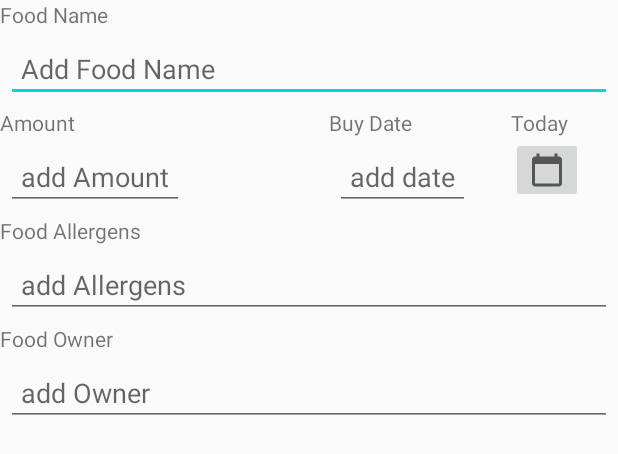
After one commit to lcao1812/Smart_Fridge_Interface, an Android app: the layout add_food_item_form.xml on its own in the app's theme, with its tools: preview values and no code run, on a phone screen of 412 x 824 dp. The commit adds this screen. Shown: the top 454 px of the screen. Run offline under Robolectric (Android 15) with nearby library versions, the phone set to English and light mode, and no system bars.

Commit message:
added ability to add food items to inventory

```diff
--- a/app/src/main/java/com/example/cmsc434smartfridgeproject/utils/FoodItem.java
+++ b/app/src/main/java/com/example/cmsc434smartfridgeproject/utils/FoodItem.java
@@ -6,11 +6,11 @@ import java.util.Date;
 import java.util.Set;
 
 public class FoodItem {
-    public FoodItem(String name, int amount, String date, Set allergens, String owner) throws ParseException {
+    public FoodItem(String name, int amount, Date date, Set allergens, String owner) throws ParseException {
         this.name = name;
         this.amount = amount;
         this.allergens = allergens;
-        this.buyDate = new SimpleDateFormat("MM dd, yyyy").parse(date);
+        this.buyDate = date;
         this.owner = owner;
     }
 
--- /dev/null
+++ b/app/src/main/res/drawable/ic_baseline_calendar_today_24.xml
@@ -0,0 +1,10 @@
+<vector xmlns:android="http://schemas.android.com/apk/res/android"
+    android:width="24dp"
+    android:height="24dp"
+    android:viewportWidth="24"
+    android:viewportHeight="24"
+    android:tint="?attr/colorControlNormal">
+  <path
+      android:fillColor="@android:color/white"
+      android:pathData="M20,3h-1L19,1h-2v2L7,3L7,1L5,1v2L4,3c-1.1,0 -2,0.9 -2,2v16c0,1.1 0.9,2 2,2h16c1.1,0 2,-0.9 2,-2L22,5c0,-1.1 -0.9,-2 -2,-2zM20,21L4,21L4,8h16v13z"/>
+</vector>
--- /dev/null
+++ b/app/src/main/res/layout/add_food_item_form.xml
@@ -0,0 +1,131 @@
+<?xml version="1.0" encoding="utf-8"?>
+<LinearLayout xmlns:android="http://schemas.android.com/apk/res/android"
+    android:layout_width="match_parent"
+    android:layout_height="match_parent"
+    android:orientation="vertical">
+    <LinearLayout
+        android:layout_width="match_parent"
+        android:layout_height="wrap_content"
+
+        android:orientation="vertical">
+        <TextView
+            android:layout_width="wrap_content"
+            android:layout_height="wrap_content"
+            android:text="Food Name" />
+        <EditText
+            android:id="@+id/addFoodName"
+            android:padding="10dp"
+            android:layout_margin="4dp"
+            android:hint="Add Food Name"
+            android:layout_width="match_parent"
+            android:layout_height="wrap_content"/>
+    </LinearLayout>
+
+    <LinearLayout
+        android:layout_width="match_parent"
+        android:layout_height="wrap_content"
+        android:orientation="horizontal">
+        <LinearLayout
+            android:layout_width="wrap_content"
+            android:layout_height="wrap_content"
+            android:layout_weight="1"
+            android:orientation="vertical">
+            <TextView
+                android:layout_width="wrap_content"
+                android:layout_height="wrap_content"
+                android:text="Amount"
+                />
+        <EditText
+            android:id="@+id/addFoodAmount"
+            android:padding="10dp"
+            android:layout_margin="4dp"
+            android:hint="add Amount"
+            android:inputType="number"
+            android:layout_width="wrap_content"
+            android:layout_height="wrap_content"/>
+        </LinearLayout>
+
+            <Space
+                android:layout_width="0dp"
+                android:layout_height="1dp"
+                android:layout_weight="1" >
+            </Space>
+        <LinearLayout
+            android:layout_width="wrap_content"
+            android:layout_height="wrap_content"
+            android:layout_weight="1"
+            android:orientation="horizontal">
+            <LinearLayout
+                android:layout_width="wrap_content"
+                android:layout_height="wrap_content"
+                android:layout_weight="1"
+                android:orientation="vertical">
+                <TextView
+                    android:layout_width="wrap_content"
+                    android:layout_height="wrap_content"
+                    android:text="Buy Date" />
+                <EditText
+                    android:id="@+id/addFoodDate"
+                    android:padding="10dp"
+                    android:layout_margin="4dp"
+                    android:hint="add date"
+                    android:inputType="date"
+                    android:layout_width="wrap_content"
+                    android:layout_height="wrap_content"/>
+            </LinearLayout>
+            <LinearLayout
+                android:layout_width="wrap_content"
+                android:layout_height="wrap_content"
+                android:layout_weight="1"
+                android:orientation="vertical">
+                <TextView
+                    android:layout_width="wrap_content"
+                    android:layout_height="wrap_content"
+                    android:text="Today" />
+                <ImageButton
+                    android:id="@+id/addFoodDateTodayButton"
+                    android:layout_width="wrap_content"
+                    android:layout_height="wrap_content"
+                    android:src="@drawable/ic_baseline_calendar_today_24"
+                    />
+            </LinearLayout>
+
+        </LinearLayout>
+    </LinearLayout>
+    <LinearLayout
+        android:layout_width="match_parent"
+        android:layout_height="wrap_content"
+
+        android:orientation="vertical">
+        <TextView
+            android:layout_width="wrap_content"
+            android:layout_height="wrap_content"
+            android:text="Food Allergens" />
+        <EditText
+            android:id="@+id/addFoodAllergens"
+            android:padding="10dp"
+            android:layout_margin="4dp"
+            android:hint="add Allergens"
+            android:layout_width="match_parent"
+            android:layout_height="wrap_content"/>
+    </LinearLayout>
+    <LinearLayout
+        android:layout_width="match_parent"
+        android:layout_height="wrap_content"
+
+        android:orientation="vertical">
+        <TextView
+            android:layout_width="wrap_content"
+            android:layout_height="wrap_content"
+            android:text="Food Owner" />
+        <EditText
+            android:id="@+id/addFoodOwner"
+            android:padding="10dp"
+            android:layout_margin="4dp"
+            android:hint="add Owner"
+            android:layout_width="match_parent"
+            android:layout_height="wrap_content"/>
+    </LinearLayout>
+
+
+</LinearLayout>
--- a/app/src/main/res/layout/inventory_list_card.xml
+++ b/app/src/main/res/layout/inventory_list_card.xml
@@ -82,12 +82,14 @@
                 android:orientation="vertical"
                 >
                <ImageButton
+                   android:id="@+id/inventory_card_increase_food_amount"
                    android:layout_width="wrap_content"
                    android:layout_height="wrap_content"
                    android:layout_weight="1"
                    android:src="@drawable/ic_baseline_arrow_upward_24"
                    />
                 <ImageButton
+                    android:id="@+id/inventory_card_decrease_food_amount"
                     android:layout_width="wrap_content"
                     android:layout_height="wrap_content"
                     android:layout_weight="1"
```
Also changed, not shown: app/src/main/java/com/example/cmsc434smartfridgeproject/CardListAdapter.java (+30 -7 lines), app/src/main/java/com/example/cmsc434smartfridgeproject/ui/inventory/InventoryFragment.java (+88 -64 lines), app/src/main/res/layout/fragment_inventory.xml (+20 -20 lines).
